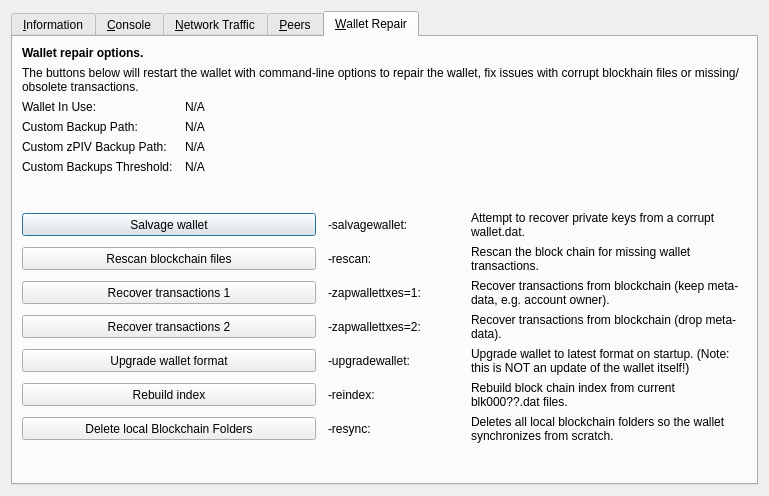
Above: src/qt/forms/rpcconsole.ui from PIVX-Project/PIVX before the change. Below: the same form after it.
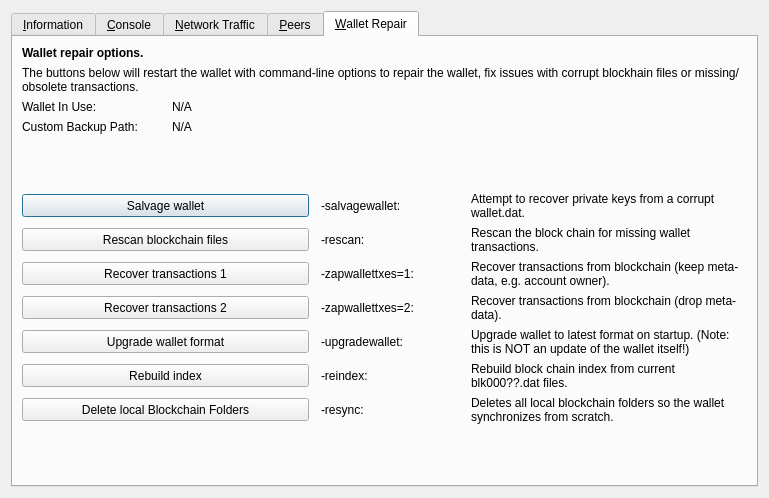
That is the form after the change. The open tabs and pages were chosen to show the change. Icons and pictures are not drawn. Custom widgets are drawn as their Qt base class.

Commit message:
wallet: unify backup creation process.
Plus remove '-custombackupthreshold' option.

The edit to the form file:
```diff
--- a/src/qt/forms/rpcconsole.ui
+++ b/src/qt/forms/rpcconsole.ui
@@ -7,7 +7,7 @@
     <x>0</x>
     <y>0</y>
     <width>769</width>
-    <height>496</height>
+    <height>498</height>
    </rect>
   </property>
   <property name="windowTitle">
@@ -1328,64 +1328,6 @@
         </widget>
        </item>
        <item row="4" column="0">
-        <widget class="QLabel" name="wallet_customzpivbackuppath_label">
-         <property name="visible">
-          <bool>false</bool>
-         </property>
-         <property name="text">
-          <string>Custom zPIV Backup Path:</string>
-         </property>
-        </widget>
-       </item>
-       <item row="4" column="1" colspan="3">
-        <widget class="QLabel" name="wallet_customzpivbackuppath">
-         <property name="cursor">
-          <cursorShape>IBeamCursor</cursorShape>
-         </property>
-         <property name="visible">
-          <bool>false</bool>
-         </property>
-         <property name="text">
-          <string>N/A</string>
-         </property>
-         <property name="textFormat">
-          <enum>Qt::PlainText</enum>
-         </property>
-         <property name="textInteractionFlags">
-          <set>Qt::LinksAccessibleByMouse|Qt::TextSelectableByKeyboard|Qt::TextSelectableByMouse</set>
-         </property>
-        </widget>
-       </item>
-       <item row="5" column="0">
-        <widget class="QLabel" name="wallet_custombackupthreshold_label">
-         <property name="visible">
-          <bool>false</bool>
-         </property>
-         <property name="text">
-          <string>Custom Backups Threshold:</string>
-         </property>
-        </widget>
-       </item>
-       <item row="5" column="1" colspan="3">
-        <widget class="QLabel" name="wallet_custombackupthreshold">
-         <property name="cursor">
-          <cursorShape>IBeamCursor</cursorShape>
-         </property>
-         <property name="visible">
-          <bool>false</bool>
-         </property>
-         <property name="text">
-          <string>N/A</string>
-         </property>
-         <property name="textFormat">
-          <enum>Qt::PlainText</enum>
-         </property>
-         <property name="textInteractionFlags">
-          <set>Qt::LinksAccessibleByMouse|Qt::TextSelectableByKeyboard|Qt::TextSelectableByMouse</set>
-         </property>
-        </widget>
-       </item>
-       <item row="6" column="0">
         <spacer name="verticalSpacer_repair1">
          <property name="orientation">
           <enum>Qt::Vertical</enum>
@@ -1398,7 +1340,7 @@
          </property>
         </spacer>
        </item>
-       <item row="7" column="0" colspan="2">
+       <item row="5" column="0" colspan="2">
         <widget class="QPushButton" name="btn_salvagewallet">
          <property name="minimumSize">
           <size>
@@ -1411,14 +1353,14 @@
          </property>
         </widget>
        </item>
-       <item row="7" column="2">
+       <item row="5" column="2">
         <widget class="QLabel" name="label_repair_salvage_command">
          <property name="text">
           <string notr="true">-salvagewallet:</string>
          </property>
         </widget>
        </item>
-       <item row="7" column="3">
+       <item row="5" column="3">
         <widget class="QLabel" name="label_repair_salvage">
          <property name="text">
           <string>Attempt to recover private keys from a corrupt wallet.dat.</string>
@@ -1428,7 +1370,7 @@
          </property>
         </widget>
        </item>
-       <item row="8" column="0" colspan="2">
+       <item row="6" column="0" colspan="2">
         <widget class="QPushButton" name="btn_rescan">
          <property name="minimumSize">
           <size>
@@ -1441,14 +1383,14 @@
          </property>
         </widget>
        </item>
-       <item row="8" column="2">
+       <item row="6" column="2">
         <widget class="QLabel" name="label_repair_rescan_command">
          <property name="text">
           <string notr="true">-rescan:</string>
          </property>
         </widget>
        </item>
-       <item row="8" column="3">
+       <item row="6" column="3">
         <widget class="QLabel" name="label_repair_rescan">
          <property name="text">
           <string>Rescan the block chain for missing wallet transactions.</string>
@@ -1458,7 +1400,7 @@
          </property>
         </widget>
        </item>
-       <item row="9" column="0" colspan="2">
+       <item row="7" column="0" colspan="2">
         <widget class="QPushButton" name="btn_zapwallettxes1">
          <property name="minimumSize">
           <size>
@@ -1471,14 +1413,14 @@
          </property>
         </widget>
        </item>
-       <item row="9" column="2">
+       <item row="7" column="2">
         <widget class="QLabel" name="label_repair_zap1_command">
          <property name="text">
           <string notr="true">-zapwallettxes=1:</string>
          </property>
         </widget>
        </item>
-       <item row="9" column="3">
+       <item row="7" column="3">
         <widget class="QLabel" name="label_repair_zap1">
          <property name="text">
           <string>Recover transactions from blockchain (keep meta-data, e.g. account owner).</string>
@@ -1488,7 +1430,7 @@
          </property>
         </widget>
        </item>
-       <item row="10" column="0" colspan="2">
+       <item row="8" column="0" colspan="2">
         <widget class="QPushButton" name="btn_zapwallettxes2">
          <property name="minimumSize">
           <size>
@@ -1501,14 +1443,14 @@
          </property>
         </widget>
        </item>
-       <item row="10" column="2">
+       <item row="8" column="2">
         <widget class="QLabel" name="label_repair_zap2_command">
          <property name="text">
           <string notr="true">-zapwallettxes=2:</string>
          </property>
         </widget>
        </item>
-       <item row="10" column="3">
+       <item row="8" column="3">
         <widget class="QLabel" name="label_repair_zap2">
          <property name="text">
           <string>Recover transactions from blockchain (drop meta-data).</string>
@@ -1518,7 +1460,7 @@
          </property>
         </widget>
        </item>
-       <item row="11" column="0" colspan="2">
+       <item row="9" column="0" colspan="2">
         <widget class="QPushButton" name="btn_upgradewallet">
          <property name="minimumSize">
           <size>
@@ -1531,14 +1473,14 @@
          </property>
         </widget>
        </item>
-       <item row="11" column="2">
+       <item row="9" column="2">
         <widget class="QLabel" name="label_repair_upgrade_command">
          <property name="text">
           <string notr="true">-upgradewallet:</string>
          </property>
         </widget>
        </item>
-       <item row="11" column="3">
+       <item row="9" column="3">
         <widget class="QLabel" name="label_repair_upgrade">
          <property name="text">
           <string>Upgrade wallet to latest format on startup. (Note: this is NOT an update of the wallet itself!)</string>
@@ -1548,7 +1490,7 @@
          </property>
         </widget>
        </item>
-       <item row="12" column="0" colspan="2">
+       <item row="10" column="0" colspan="2">
         <widget class="QPushButton" name="btn_reindex">
          <property name="minimumSize">
           <size>
@@ -1561,14 +1503,14 @@
          </property>
         </widget>
        </item>
-       <item row="12" column="2">
+       <item row="10" column="2">
         <widget class="QLabel" name="label_repair_reindex_command">
          <property name="text">
           <string notr="true">-reindex:</string>
          </property>
         </widget>
        </item>
-       <item row="12" column="3">
+       <item row="10" column="3">
         <widget class="QLabel" name="label_repair_reindex">
          <property name="text">
           <string>Rebuild block chain index from current blk000??.dat files.</string>
@@ -1578,7 +1520,7 @@
          </property>
         </widget>
        </item>
-       <item row="13" column="0" colspan="2">
+       <item row="11" column="0" colspan="2">
         <widget class="QPushButton" name="btn_resync">
          <property name="minimumSize">
           <size>
@@ -1591,14 +1533,14 @@
          </property>
         </widget>
        </item>
-       <item row="13" column="2">
+       <item row="11" column="2">
         <widget class="QLabel" name="label_repair_resync_command">
          <property name="text">
           <string>-resync:</string>
          </property>
         </widget>
        </item>
-       <item row="13" column="3">
+       <item row="11" column="3">
         <widget class="QLabel" name="label_repair_resync">
          <property name="text">
           <string>Deletes all local blockchain folders so the wallet synchronizes from scratch.</string>
@@ -1608,7 +1550,7 @@
          </property>
         </widget>
        </item>
-       <item row="14" column="0">
+       <item row="12" column="0">
         <spacer name="verticalSpacer_repair2">
          <property name="orientation">
           <enum>Qt::Vertical</enum>
```
Left out of the diff: 4 changed lines with no effect on the pictures. The commit also changes 8 other files.
